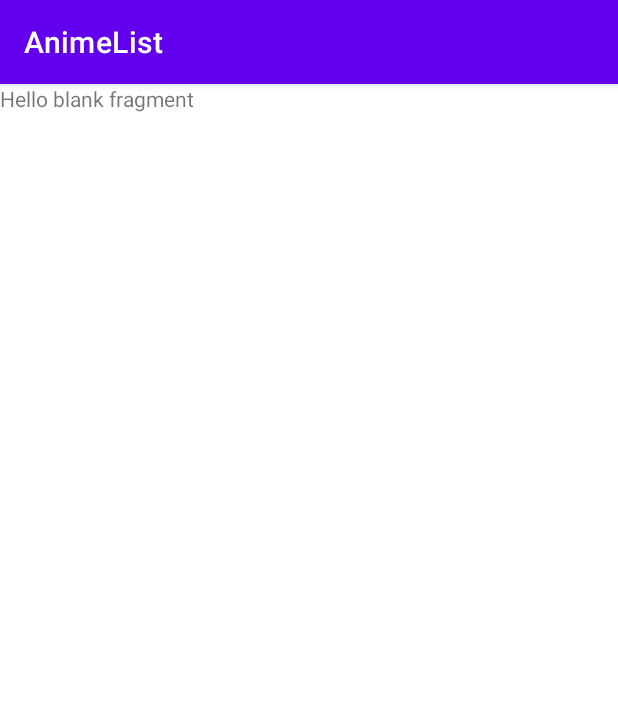
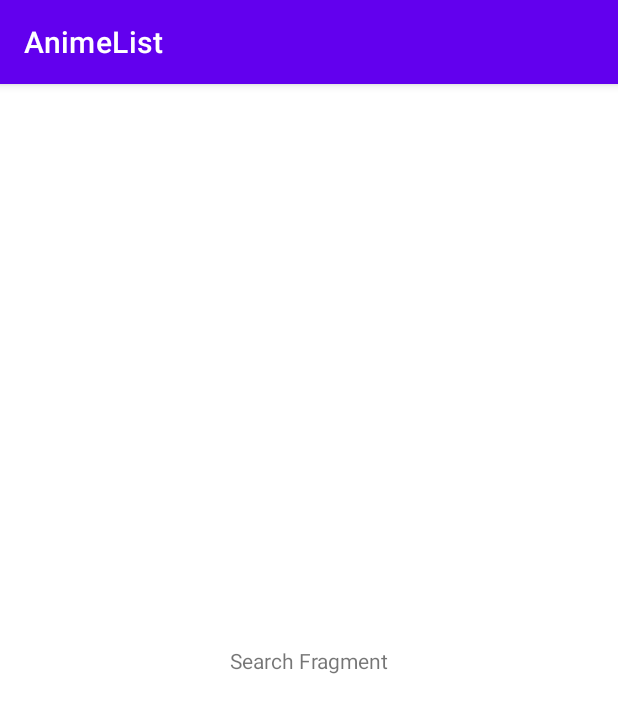
Before and after one commit to markusniv/anime-watchlist, an Android app: the fragment SearchFragment shown on its own in the app's theme, on a phone screen of 412 x 824 dp. Shown: the top 713 px of the screen. Run offline under Robolectric (Android 15) with nearby library versions, the phone set to English and light mode, and no system bars.

Commit message:
Added basic bottom navigation with two fragments.

```diff
--- a/app/build.gradle
+++ b/app/build.gradle
@@ -14,6 +14,10 @@ android {
         versionName "1.0"
 
         testInstrumentationRunner "androidx.test.runner.AndroidJUnitRunner"
+    }
+    buildFeatures {
+        viewBinding true
+        dataBinding true
     }
 
     buildTypes {
--- a/app/src/main/res/layout/fragment_search.xml
+++ b/app/src/main/res/layout/fragment_search.xml
@@ -1,14 +1,20 @@
 <?xml version="1.0" encoding="utf-8"?>
-<FrameLayout xmlns:android="http://schemas.android.com/apk/res/android"
+<androidx.constraintlayout.widget.ConstraintLayout xmlns:android="http://schemas.android.com/apk/res/android"
+    xmlns:app="http://schemas.android.com/apk/res-auto"
     xmlns:tools="http://schemas.android.com/tools"
+    android:id="@+id/searchLayout"
     android:layout_width="match_parent"
     android:layout_height="match_parent"
-    tools:context=".SearchFragment">
+    tools:context=".SearchFragment" >
 
-    <!-- TODO: Update blank fragment layout -->
     <TextView
-        android:layout_width="match_parent"
-        android:layout_height="match_parent"
-        android:text="@string/hello_blank_fragment" />
-
-</FrameLayout>
+        android:id="@+id/textView2"
+        android:layout_width="wrap_content"
+        android:layout_height="wrap_content"
+        android:text="Search Fragment"
+        android:textAlignment="center"
+        app:layout_constraintBottom_toBottomOf="parent"
+        app:layout_constraintEnd_toEndOf="parent"
+        app:layout_constraintStart_toStartOf="parent"
+        app:layout_constraintTop_toTopOf="parent" />
+</androidx.constraintlayout.widget.ConstraintLayout>
```
Also changed, not shown: app/src/main/java/com/marsu/animelist/MainActivity.kt (+14 -1 lines), app/src/main/res/drawable/ic_search.xml (added, +10 -0 lines), app/src/main/res/layout/activity_main.xml (+31 -6 lines), app/src/main/res/layout/fragment_home.xml (+13 -6 lines), app/src/main/res/menu/bottom_nav.xml (added, +12 -0 lines).
